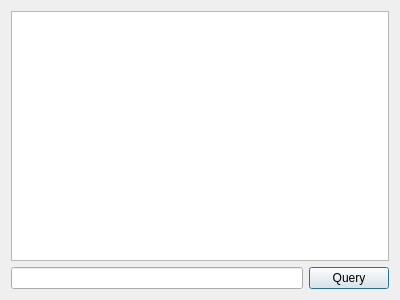
Above: databasequerydialog.ui from adamb924/Gloss before the change. Below: the same form after it.
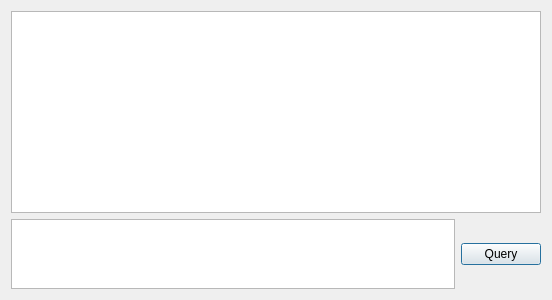
That is the form after the change.

Commit message: Made the query window a text edit instead of a line edit, which is nicer for long queries.

```diff
--- a/databasequerydialog.ui
+++ b/databasequerydialog.ui
@@ -6,7 +6,7 @@
    <rect>
     <x>0</x>
     <y>0</y>
-    <width>400</width>
+    <width>552</width>
     <height>300</height>
    </rect>
   </property>
@@ -15,12 +15,26 @@
   </property>
   <layout class="QVBoxLayout" name="verticalLayout">
    <item>
-    <widget class="QTableView" name="queryResult"/>
+    <widget class="QTableView" name="queryResult">
+     <property name="sizePolicy">
+      <sizepolicy hsizetype="Expanding" vsizetype="Expanding">
+       <horstretch>0</horstretch>
+       <verstretch>1</verstretch>
+      </sizepolicy>
+     </property>
+    </widget>
    </item>
    <item>
     <layout class="QHBoxLayout" name="horizontalLayout">
      <item>
-      <widget class="QLineEdit" name="queryEdit"/>
+      <widget class="QPlainTextEdit" name="queryEdit">
+       <property name="sizePolicy">
+        <sizepolicy hsizetype="Expanding" vsizetype="Preferred">
+         <horstretch>0</horstretch>
+         <verstretch>0</verstretch>
+        </sizepolicy>
+       </property>
+      </widget>
      </item>
      <item>
       <widget class="QPushButton" name="doQuery">
```
Left out of the diff: 2 changed lines with no effect on the pictures. The commit also changes 1 other file.
